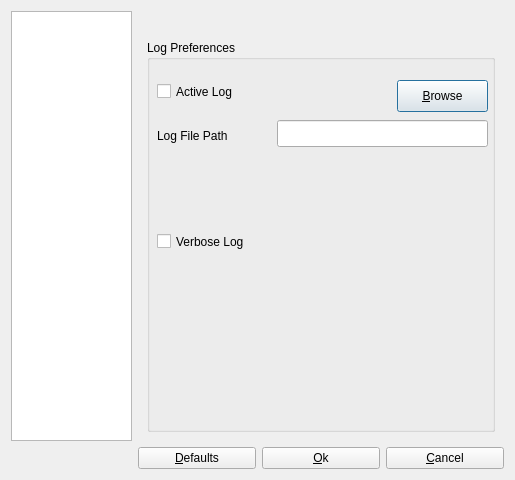
The window that nmapsi4/preference/profilemain.ui (nmapsi4/nmapsi4) describes before a commit, drawn with Qt 5.
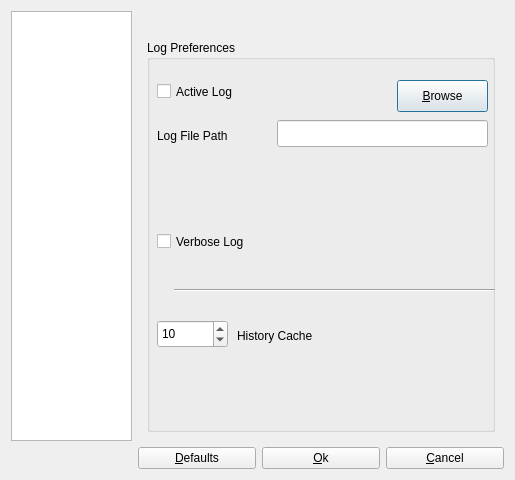
The same window after the commit. The open tabs and pages were chosen to show the change. Icons and pictures are not drawn.

Commit message: * new host cache spinBox

The edit to the form file:
```diff
--- a/nmapsi4/preference/profilemain.ui
+++ b/nmapsi4/preference/profilemain.ui
@@ -275,6 +275,48 @@
            <string>Verbose Log</string>
           </property>
          </widget>
+         <widget class="Line" name="line">
+          <property name="geometry">
+           <rect>
+            <x>27</x>
+            <y>240</y>
+            <width>321</width>
+            <height>20</height>
+           </rect>
+          </property>
+          <property name="orientation">
+           <enum>Qt::Horizontal</enum>
+          </property>
+         </widget>
+         <widget class="QSpinBox" name="spinBoxCache">
+          <property name="geometry">
+           <rect>
+            <x>10</x>
+            <y>280</y>
+            <width>71</width>
+            <height>28</height>
+           </rect>
+          </property>
+          <property name="minimum">
+           <number>5</number>
+          </property>
+          <property name="value">
+           <number>10</number>
+          </property>
+         </widget>
+         <widget class="QLabel" name="label">
+          <property name="geometry">
+           <rect>
+            <x>90</x>
+            <y>280</y>
+            <width>251</width>
+            <height>31</height>
+           </rect>
+          </property>
+          <property name="text">
+           <string>History Cache</string>
+          </property>
+         </widget>
         </widget>
        </item>
       </layout>
```
Left out of the diff: 253 changed lines with no effect on the pictures. The commit also changes 7 other files.
